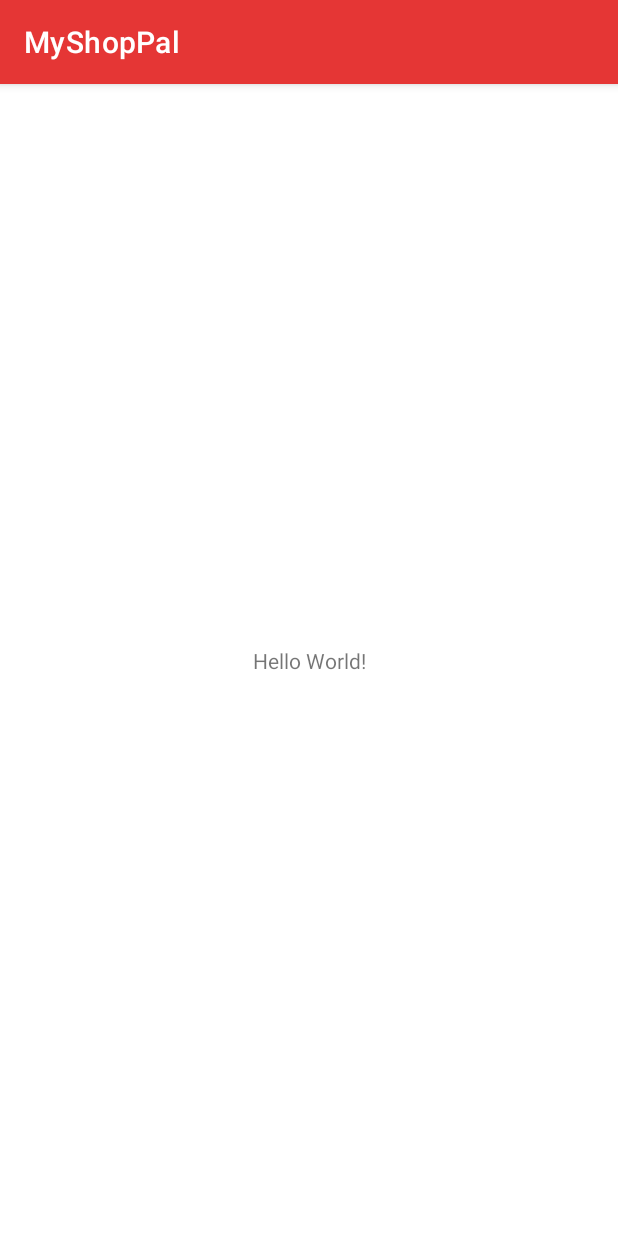
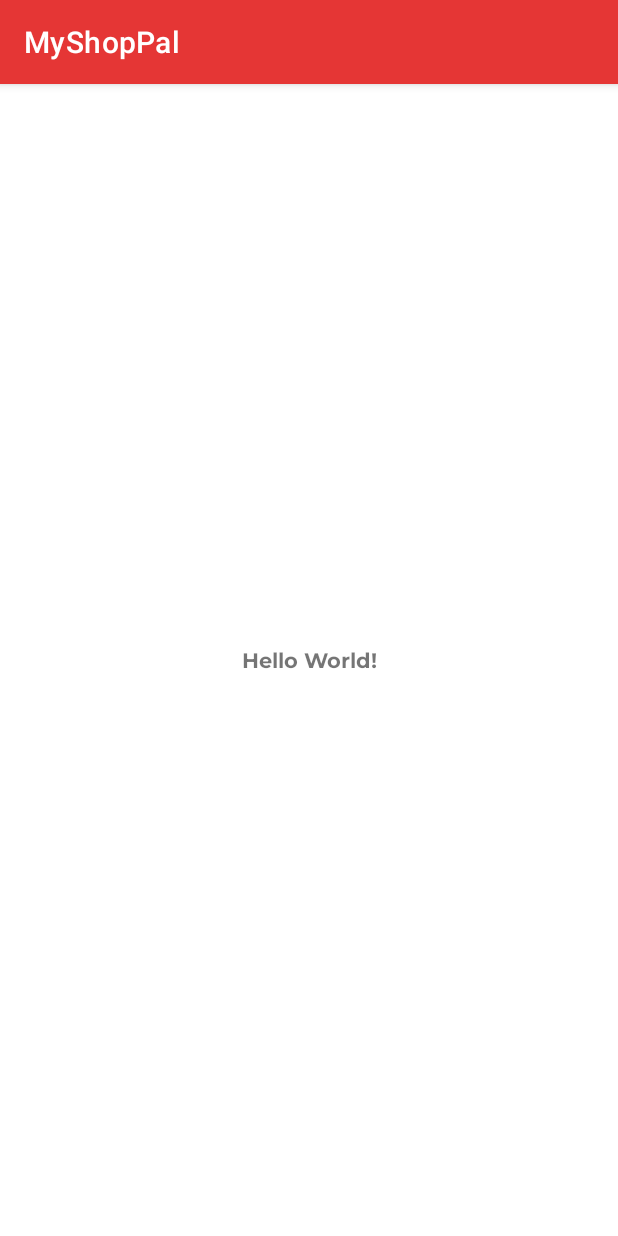
Before and after one commit to reinhardherrmann/MyShopPal_FireBaseFireStore, an Android app: the screen it shows after launch (MainActivity), on a phone screen of 412 x 824 dp. Run offline under Robolectric (Android 15) with nearby library versions, the phone set to English and light mode, and no system bars; Roboto replaces fonts that are not available here.

Commit message:
step 12 splashscreen mit Wechsel zur Mainactivity nach 2,5 Sek. Ordner assets angelegt, 2 fonts hinterlegt BoldTextView hinzugefügt, assets-Folder erstellt 2 Fonts im assetsFolder gespeichert

```diff
--- /dev/null
+++ b/app/src/main/java/de/orome/myshoppal/BoldTextView.kt
@@ -0,0 +1,19 @@
+package de.orome.myshoppal
+
+import android.content.Context
+import android.graphics.Typeface
+import android.util.AttributeSet
+import androidx.appcompat.widget.AppCompatTextView
+
+class BoldTextView(context: Context,
+                   attributeSet: AttributeSet): AppCompatTextView(context,attributeSet) {
+    init{
+        applyFont()
+    }
+
+    private fun applyFont(){
+        val boldTypeface: Typeface =
+            Typeface.createFromAsset(context.assets,"Montserrat-Bold.ttf")
+        typeface = boldTypeface
+    }
+}
--- a/app/src/main/res/layout/activity_main.xml
+++ b/app/src/main/res/layout/activity_main.xml
@@ -6,7 +6,7 @@
     android:layout_height="match_parent"
     tools:context=".MainActivity">
 
-    <TextView
+    <de.orome.myshoppal.BoldTextView
         android:layout_width="wrap_content"
         android:layout_height="wrap_content"
         android:text="Hello World!"
@@ -15,4 +15,5 @@
         app:layout_constraintRight_toRightOf="parent"
         app:layout_constraintTop_toTopOf="parent" />
 
+
 </androidx.constraintlayout.widget.ConstraintLayout>
```
Also changed, not shown: app/src/main/assets/Montserrat-Bold.ttf (renamed from app/src/main/res/assets/Montserrat-Bold.ttf), app/src/main/assets/Montserrat-Regular.ttf (renamed from app/src/main/res/assets/Montserrat-Regular.ttf).
